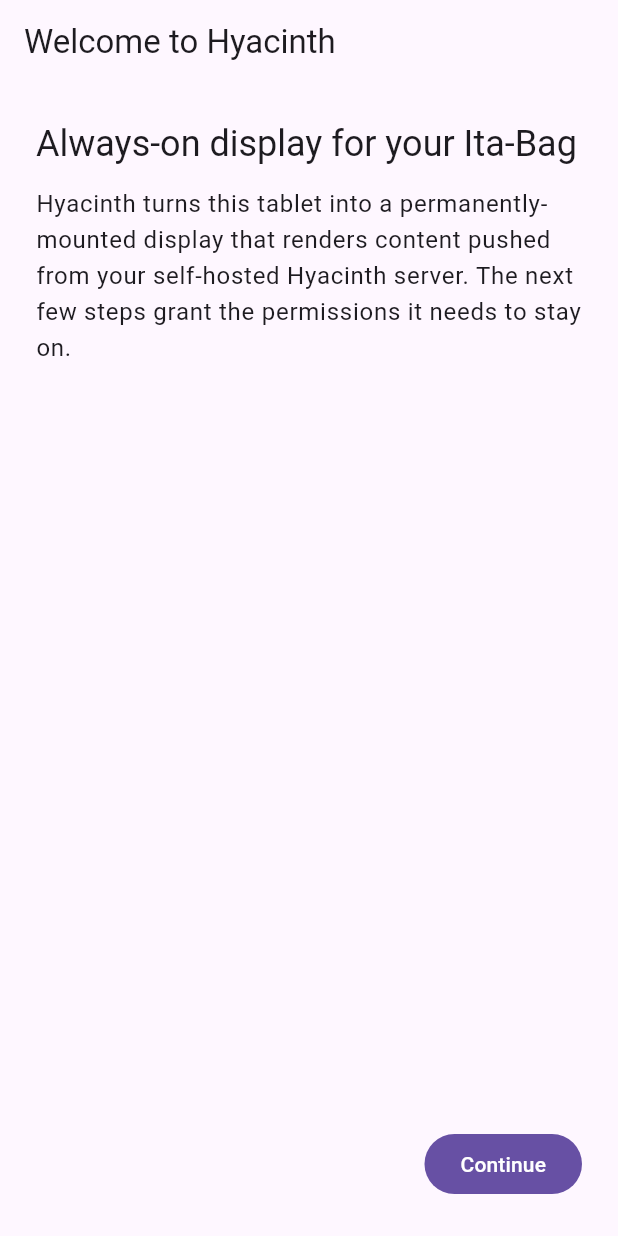
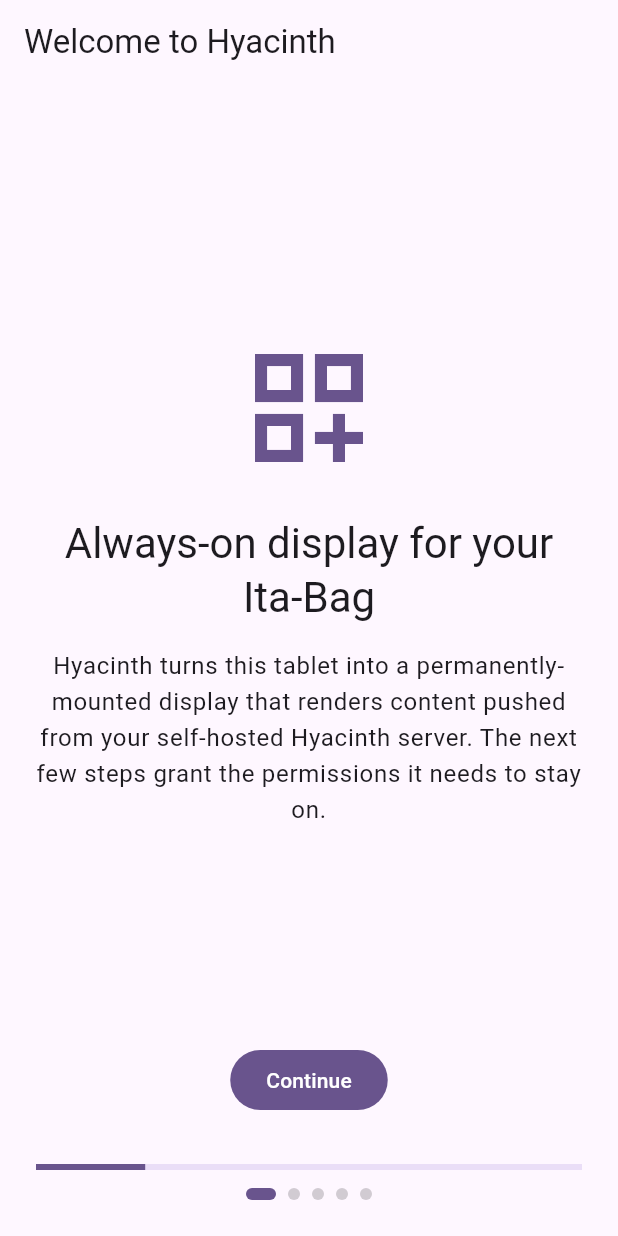
Before and after one commit to AsterisMono/hyacinth, a Flutter app: the screen it shows after launch, on a phone screen of 412 x 824 dp. Run offline on Flutter 3.47's test engine with Material 3 defaults, Android fonts, the phone set to English and light mode, and no system bars; drawn by our look-alikes of dynamic_color; our stand-ins replace permission_handler, shared_preferences, wakelock_plus; missing offline and left inert: android_intent_plus, flutter_inappwebview.

Commit message:
M2.5: Material You + test backfill + lifecycle hook
Convert all non-Display client UI to Material 3 (useMaterial3, dynamic_color
with Hyacinth-purple seed fallback, FilledButton/Card/ListTile, scheme-based
status colors). Refactor OnboardingPage and MainActivityPage for hermetic
widget testing (injected ConfigStore, PermManager, home-settings launcher,
initial HealthReport). Add ConfigClient.fetchTimeout constructor parameter
so timeout tests don't burn 5s of wall clock.

Backfill tests for M0/M1/M2: HyacinthConfig invariants, ConfigStore round
trips, ConfigClient (200/non-200/malformed/timeout/trailing-slash), HealthCheck
under fake PermManager + MockClient, AppState dispose-cancels-timer,
completeOnboarding-persists, recheckPermissions-flips-out-of-displaying.
OnboardingPage walks all five steps including URL save and validation.
MainActivityPage renders mixed health rows and routes Reload to retryConnect.
Server gains httptest coverage for /config (GET 200 + POST 405), /health,
and unknown 404 via a refactored newMux() entry point.

Wire WidgetsBindingObserver in _HyacinthAppState so AppLifecycleState.resumed
calls AppState.recheckPermissions() — closes the M2 deferred lifecycle hook.

Co-Authored-By: Claude Opus 4.6 (1M context) <noreply@anthropic.com>

```diff
--- a/client/lib/main.dart
+++ b/client/lib/main.dart
@@ -1,3 +1,4 @@
+import 'package:dynamic_color/dynamic_color.dart';
 import 'package:flutter/material.dart';
 
 import 'app_state.dart';
@@ -10,6 +11,11 @@ void main() {
   runApp(const HyacinthApp());
 }
 
+/// Hyacinth's brand seed colour. Used as the fallback when Material You
+/// dynamic colours are unavailable (pre-API 31, emulator, etc.). Roughly
+/// `Colors.deepPurple[400]`.
+const Color _hyacinthSeed = Color(0xFF7E57C2);
+
 class HyacinthApp extends StatefulWidget {
   const HyacinthApp({super.key});
 
@@ -17,13 +23,14 @@ class HyacinthApp extends StatefulWidget {
   State<HyacinthApp> createState() => _HyacinthAppState();
 }
 
-class _HyacinthAppState extends State<HyacinthApp> {
+class _HyacinthAppState extends State<HyacinthApp> with WidgetsBindingObserver {
   late final AppState _appState;
 
   @override
   void initState() {
     super.initState();
     _appState = AppState();
+    WidgetsBinding.instance.addObserver(this);
     // Kick off the boot sequence after the first frame so that
     // `notifyListeners` during `start()` can safely rebuild the tree.
     WidgetsBinding.instance.addPostFrameCallback((_) {
@@ -33,25 +40,54 @@ class _HyacinthAppState extends State<HyacinthApp> {
 
   @override
   void dispose() {
+    WidgetsBinding.instance.removeObserver(this);
     _appState.dispose();
     super.dispose();
   }
 
   @override
+  void didChangeAppLifecycleState(AppLifecycleState state) {
+    if (state == AppLifecycleState.resumed) {
+      // Closes the M2 deferral: when the user comes back from the system
+      // settings screen (e.g. after toggling notifications), re-run health
+      // checks so a regression flips us into fallback immediately.
+      _appState.recheckPermissions();
+    }
+  }
+
+  @override
   Widget build(BuildContext context) {
+    return DynamicColorBuilder(
+      builder: (ColorScheme? lightDynamic, ColorScheme? darkDynamic) {
+        final ColorScheme lightScheme = lightDynamic ??
+            ColorScheme.fromSeed(
+              seedColor: _hyacinthSeed,
+              brightness: Brightness.light,
+            );
+        final ColorScheme darkScheme = darkDynamic ??
+            ColorScheme.fromSeed(
+              seedColor: _hyacinthSeed,
+              brightness: Brightness.dark,
+            );
         return MaterialApp(
           title: 'Hyacinth',
           debugShowCheckedModeBanner: false,
+          themeMode: ThemeMode.system,
+          theme: ThemeData(
+            useMaterial3: true,
+            colorScheme: lightScheme,
+          ),
+          darkTheme: ThemeData(
+            useMaterial3: true,
+            colorScheme: darkScheme,
+          ),
           home: ListenableBuilder(
             listenable: _appState,
             builder: (context, _) {
               switch (_appState.phase) {
                 case AppPhase.booting:
                   return const Scaffold(
-                backgroundColor: Colors.black,
-                body: Center(
-                  child: CircularProgressIndicator(color: Colors.white),
-                ),
+                    body: Center(child: CircularProgressIndicator()),
                   );
                 case AppPhase.onboarding:
                   return OnboardingPage(appState: _appState);
@@ -64,5 +100,7 @@ class _HyacinthAppState extends State<HyacinthApp> {
             },
           ),
         );
+      },
+    );
   }
 }
--- a/client/lib/net/config_client.dart
+++ b/client/lib/net/config_client.dart
@@ -6,12 +6,17 @@ import '../config/config_model.dart';
 
 /// Fetches the `/config` JSON document from a Hyacinth server base URL.
 class ConfigClient {
-  ConfigClient({http.Client? httpClient}) : _http = httpClient ?? http.Client();
+  ConfigClient({
+    http.Client? httpClient,
+    Duration fetchTimeout = const Duration(seconds: 5),
+  })  : _http = httpClient ?? http.Client(),
+        _fetchTimeout = fetchTimeout;
 
   /// Maximum time to wait for `/config` before giving up. On timeout the
   /// underlying `TimeoutException` propagates to the caller, which in M1
   /// lands in the bootstrap's try/catch and surfaces as an error panel.
-  static const Duration _fetchTimeout = Duration(seconds: 5);
+  /// Tests inject a tighter value via the constructor.
+  final Duration _fetchTimeout;
 
   final http.Client _http;
 
--- a/client/lib/onboarding/onboarding_page.dart
+++ b/client/lib/onboarding/onboarding_page.dart
@@ -4,6 +4,13 @@ import 'package:flutter/material.dart';
 import '../app_state.dart';
 import '../config/config_store.dart';
 import '../permissions/perm_manager.dart';
+
+/// Default home-settings launcher used in production. Lifted out of the
+/// widget so tests can swap it for a no-op closure.
+Future<void> defaultOpenHomeSettings() async {
+  const intent = AndroidIntent(action: 'android.settings.HOME_SETTINGS');
+  await intent.launch();
+}
 
 /// First-run wizard.
 ///
@@ -17,10 +24,23 @@ class OnboardingPage extends StatefulWidget {
     super.key,
     required this.appState,
     this.perms = const PermManager(),
+    this.store,
+    this.onOpenHomeSettings = defaultOpenHomeSettings,
   });
 
   final AppState appState;
   final PermManager perms;
+
+  /// Optional [ConfigStore]. Tests inject one backed by
+  /// `SharedPreferences.setMockInitialValues({})`. In production we let
+  /// [AppState.completeOnboarding] do the persistence; the wizard only
+  /// touches the store directly so widget tests can assert the writes
+  /// landed.
+  final ConfigStore? store;
+
+  /// Hook for the "Open Home settings" button. Defaults to firing the
+  /// `HOME_SETTINGS` intent; tests pass an in-memory recorder.
+  final Future<void> Function() onOpenHomeSettings;
 
   @override
   State<OnboardingPage> createState() => _OnboardingPageState();
@@ -32,6 +52,7 @@ class _OnboardingPageState extends State<OnboardingPage> {
       TextEditingController(text: defaultServerUrl);
   int _step = 0;
   String? _urlError;
+  static const int _stepCount = 5;
 
   @override
   void dispose() {
@@ -41,7 +62,7 @@ class _OnboardingPageState extends State<OnboardingPage> {
   }
 
   void _next() {
-    if (_step >= 4) return;
+    if (_step >= _stepCount - 1) return;
     setState(() => _step += 1);
     _pageController.animateToPage(
       _step,
@@ -62,6 +83,13 @@ class _OnboardingPageState extends State<OnboardingPage> {
       return;
     }
     setState(() => _urlError = null);
+    // Persist directly to the (possibly injected) store as well so widget
+    // tests can assert without having to drive the full AppState.
+    final store = widget.store;
+    if (store != null) {
+      await store.saveServerUrl(raw);
+      await store.setOnboardingComplete(true);
+    }
     await widget.appState.completeOnboarding(raw);
   }
 
@@ -69,7 +97,10 @@ class _OnboardingPageState extends State<OnboardingPage> {
   Widget build(BuildContext context) {
     return Scaffold(
       appBar: AppBar(title: const Text('Welcome to Hyacinth')),
-      body: PageView(
+      body: Column(
+        children: [
+          Expanded(
+            child: PageView(
               controller: _pageController,
               physics: const NeverScrollableScrollPhysics(),
               children: [
@@ -80,48 +111,116 @@ class _OnboardingPageState extends State<OnboardingPage> {
                 _serverUrlStep(),
               ],
             ),
+          ),
+          _stepIndicator(),
+        ],
+      ),
     );
   }
 
-  Widget _wrap(String title, String body, List<Widget> actions) {
+  Widget _stepIndicator() {
+    final scheme = Theme.of(context).colorScheme;
     return Padding(
-      padding: const EdgeInsets.all(24),
+      padding: const EdgeInsets.fromLTRB(24, 8, 24, 24),
       child: Column(
-        crossAxisAlignment: CrossAxisAlignment.start,
         children: [
-          Text(title, style: Theme.of(context).textTheme.headlineSmall),
+          LinearProgressIndicator(
+            value: (_step + 1) / _stepCount,
+          ),
           const SizedBox(height: 12),
-          Text(body, style: Theme.of(context).textTheme.bodyLarge),
-          const Spacer(),
           Row(
-            mainAxisAlignment: MainAxisAlignment.end,
-            children: actions,
+            mainAxisAlignment: MainAxisAlignment.center,
+            children: List.generate(_stepCount, (i) {
+              final active = i == _step;
+              return Container(
+                width: active ? 20 : 8,
+                height: 8,
+                margin: const EdgeInsets.symmetric(horizontal: 4),
+                decoration: BoxDecoration(
+                  color: active
+                      ? scheme.primary
+                      : scheme.onSurface.withValues(alpha: 0.2),
+                  borderRadius: BorderRadius.circular(4),
+                ),
+              );
+            }),
           ),
         ],
       ),
     );
   }
 
+  Widget _heroStep({
+    required IconData icon,
+    required String title,
+    required String body,
+    required List<Widget> actions,
+  }) {
+    final theme = Theme.of(context);
+    return Padding(
+      padding: const EdgeInsets.all(24),
+      child: Column(
+        crossAxisAlignment: CrossAxisAlignment.stretch,
+        children: [
+          const Spacer(),
+          Icon(
+            icon,
+            size: 96,
+            color: theme.colorScheme.primary,
+          ),
+          const SizedBox(height: 24),
+          Text(
+            title,
+            style: theme.textTheme.headlineMedium,
+            textAlign: TextAlign.center,
+          ),
+          const SizedBox(height: 16),
+          Text(
+            body,
+            style: theme.textTheme.bodyLarge,
+            textAlign: TextAlign.center,
+          ),
+          const Spacer(),
+          Row(
+            mainAxisAlignment: MainAxisAlignment.center,
+            children: _spacedActions(actions),
+          ),
+        ],
+      ),
+    );
+  }
+
+  List<Widget> _spacedActions(List<Widget> actions) {
+    final out = <Widget>[];
+    for (var i = 0; i < actions.length; i++) {
+      if (i > 0) out.add(const SizedBox(width: 12));
+      out.add(actions[i]);
+    }
+    return out;
+  }
+
   Widget _explainStep() {
-    return _wrap(
-      'Always-on display for your Ita-Bag',
-      'Hyacinth turns this tablet into a permanently-mounted display that '
-          'renders content pushed from your self-hosted Hyacinth server. '
-          'The next few steps grant the permissions it needs to stay on.',
-      [
+    return _heroStep(
+      icon: Icons.dashboard_customize_outlined,
+      title: 'Always-on display for your Ita-Bag',
+      body: 'Hyacinth turns this tablet into a permanently-mounted display '
+          'that renders content pushed from your self-hosted Hyacinth '
+          'server. The next few steps grant the permissions it needs '
+          'to stay on.',
+      actions: [
         FilledButton(onPressed: _next, child: const Text('Continue')),
       ],
     );
   }
 
   Widget _notificationsStep() {
-    return _wrap(
-      'Notifications permission',
-      'Hyacinth shows a persistent status notification while running. '
+    return _heroStep(
+      icon: Icons.notifications_outlined,
+      title: 'Notifications permission',
+      body: 'Hyacinth shows a persistent status notification while running. '
           'Without this, Android may kill the app in the background.',
-      [
+      actions: [
         TextButton(onPressed: _next, child: const Text('Skip')),
-        const SizedBox(width: 8),
         FilledButton(
           onPressed: () async {
             await widget.perms.requestNotifications();
@@ -134,13 +233,13 @@ class _OnboardingPageState extends State<OnboardingPage> {
   }
 
   Widget _batteryStep() {
-    return _wrap(
-      'Battery optimization exemption',
-      'Android aggressively suspends background apps to save battery. '
+    return _heroStep(
+      icon: Icons.battery_charging_full_outlined,
+      title: 'Battery optimization exemption',
+      body: 'Android aggressively suspends background apps to save battery. '
           'Hyacinth needs to be exempt so the display stays live.',
-      [
+      actions: [
         TextButton(onPressed: _next, child: const Text('Skip')),
-        const SizedBox(width: 8),
         FilledButton(
           onPressed: () async {
             await widget.perms.requestBatteryOptimization();
@@ -153,21 +252,17 @@ class _OnboardingPageState extends State<OnboardingPage> {
   }
 
   Widget _homeRoleStep() {
-    return _wrap(
-      'Pick Hyacinth as your Home app',
-      'So pressing Home always returns to the display, select Hyacinth '
+    return _heroStep(
+      icon: Icons.home_outlined,
+      title: 'Pick Hyacinth as your Home app',
+      body: 'So pressing Home always returns to the display, select Hyacinth '
           'as the default launcher in the Android "Home app" settings. '
           'Tap Open, pick Hyacinth, then come back and tap "I picked it".',
-      [
+      actions: [
         TextButton(
-          onPressed: () async {
-            const intent =
-                AndroidIntent(action: 'android.settings.HOME_SETTINGS');
-            await intent.launch();
-          },
+          onPressed: () => widget.onOpenHomeSettings(),
           child: const Text('Open'),
         ),
-        const SizedBox(width: 8),
         FilledButton(
           onPressed: _next,
           child: const Text('I picked it'),
@@ -177,21 +272,32 @@ class _OnboardingPageState extends State<OnboardingPage> {
   }
 
   Widget _serverUrlStep() {
+    final theme = Theme.of(context);
     return Padding(
       padding: const EdgeInsets.all(24),
       child: Column(
-        crossAxisAlignment: CrossAxisAlignment.start,
+        crossAxisAlignment: CrossAxisAlignment.stretch,
         children: [
+          const Spacer(),
+          Icon(
+            Icons.link_outlined,
+            size: 96,
+            color: theme.colorScheme.primary,
+          ),
+          const SizedBox(height: 24),
           Text(
             'Server URL',
-            style: Theme.of(context).textTheme.headlineSmall,
-          ),
-          const SizedBox(height: 12),
-          const Text(
-            'Enter the base URL of your Hyacinth server, e.g. '
-            'http://192.168.1.10:8080',
+            style: theme.textTheme.headlineMedium,
+            textAlign: TextAlign.center,
           ),
           const SizedBox(height: 16),
+          Text(
+            'Enter the base URL of your Hyacinth server, '
+            'e.g. http://192.168.1.10:8080',
+            style: theme.textTheme.bodyLarge,
+            textAlign: TextAlign.center,
+          ),
+          const SizedBox(height: 24),
           TextField(
             controller: _urlController,
             keyboardType: TextInputType.url,
@@ -203,11 +309,11 @@ class _OnboardingPageState extends State<OnboardingPage> {
           ),
           const Spacer(),
           Row(
-            mainAxisAlignment: MainAxisAlignment.end,
+            mainAxisAlignment: MainAxisAlignment.center,
             children: [
               FilledButton(
                 onPressed: _finish,
-                child: const Text('Save & continue'),
+                child: const Text('Save'),
               ),
             ],
           ),
--- a/client/pubspec.yaml
+++ b/client/pubspec.yaml
@@ -40,6 +40,7 @@ dependencies:
   shared_preferences: ^2.5.5
   permission_handler: ^12.0.1
   android_intent_plus: ^6.0.0
+  dynamic_color: ^1.8.1
 
 dev_dependencies:
   flutter_test:
```
Also changed, not shown: client/lib/fallback/main_activity_page.dart (+59 -52 lines), client/pubspec.lock, 15 other files. Lines whose indentation alone changed are shown as unchanged.
